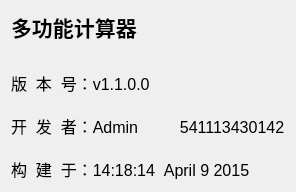
First picture: the form in aboutcalculate.ui, repository mygit03/QtCal, before the edit.
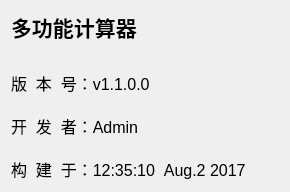
Second picture: the form after the edit. Icons and pictures are not drawn.

```diff
--- a/aboutcalculate.ui
+++ b/aboutcalculate.ui
@@ -29,9 +29,9 @@
 &lt;p style=&quot;-qt-paragraph-type:empty; margin-top:0px; margin-bottom:0px; margin-left:0px; margin-right:0px; -qt-block-indent:0; text-indent:0px; font-size:18pt; font-weight:600;&quot;&gt;&lt;br /&gt;&lt;/p&gt;
 &lt;p style=&quot; margin-top:0px; margin-bottom:0px; margin-left:0px; margin-right:0px; -qt-block-indent:0; text-indent:0px;&quot;&gt;&lt;span style=&quot; font-size:12pt;&quot;&gt;版  本  号：v1.1.0.0&lt;/span&gt;&lt;/p&gt;
 &lt;p style=&quot;-qt-paragraph-type:empty; margin-top:0px; margin-bottom:0px; margin-left:0px; margin-right:0px; -qt-block-indent:0; text-indent:0px; font-size:12pt;&quot;&gt;&lt;br /&gt;&lt;/p&gt;
-&lt;p style=&quot; margin-top:0px; margin-bottom:0px; margin-left:0px; margin-right:0px; -qt-block-indent:0; text-indent:0px;&quot;&gt;&lt;span style=&quot; font-size:12pt;&quot;&gt;开  发  者：Admin	  541113430142&lt;/span&gt;&lt;/p&gt;
+&lt;p style=&quot; margin-top:0px; margin-bottom:0px; margin-left:0px; margin-right:0px; -qt-block-indent:0; text-indent:0px;&quot;&gt;&lt;span style=&quot; font-size:12pt;&quot;&gt;开  发  者：Admin&lt;/span&gt;&lt;/p&gt;
 &lt;p style=&quot;-qt-paragraph-type:empty; margin-top:0px; margin-bottom:0px; margin-left:0px; margin-right:0px; -qt-block-indent:0; text-indent:0px; font-size:12pt;&quot;&gt;&lt;br /&gt;&lt;/p&gt;
-&lt;p style=&quot; margin-top:0px; margin-bottom:0px; margin-left:0px; margin-right:0px; -qt-block-indent:0; text-indent:0px;&quot;&gt;&lt;span style=&quot; font-size:12pt;&quot;&gt;构  建  于：14:18:14  April 9 2015&lt;/span&gt;&lt;/p&gt;&lt;/body&gt;&lt;/html&gt;</string>
+&lt;p style=&quot; margin-top:0px; margin-bottom:0px; margin-left:0px; margin-right:0px; -qt-block-indent:0; text-indent:0px;&quot;&gt;&lt;span style=&quot; font-size:12pt;&quot;&gt;构  建  于：12:35:10  Aug.2 2017&lt;/span&gt;&lt;/p&gt;&lt;/body&gt;&lt;/html&gt;</string>
      </property>
     </widget>
    </item>
```
